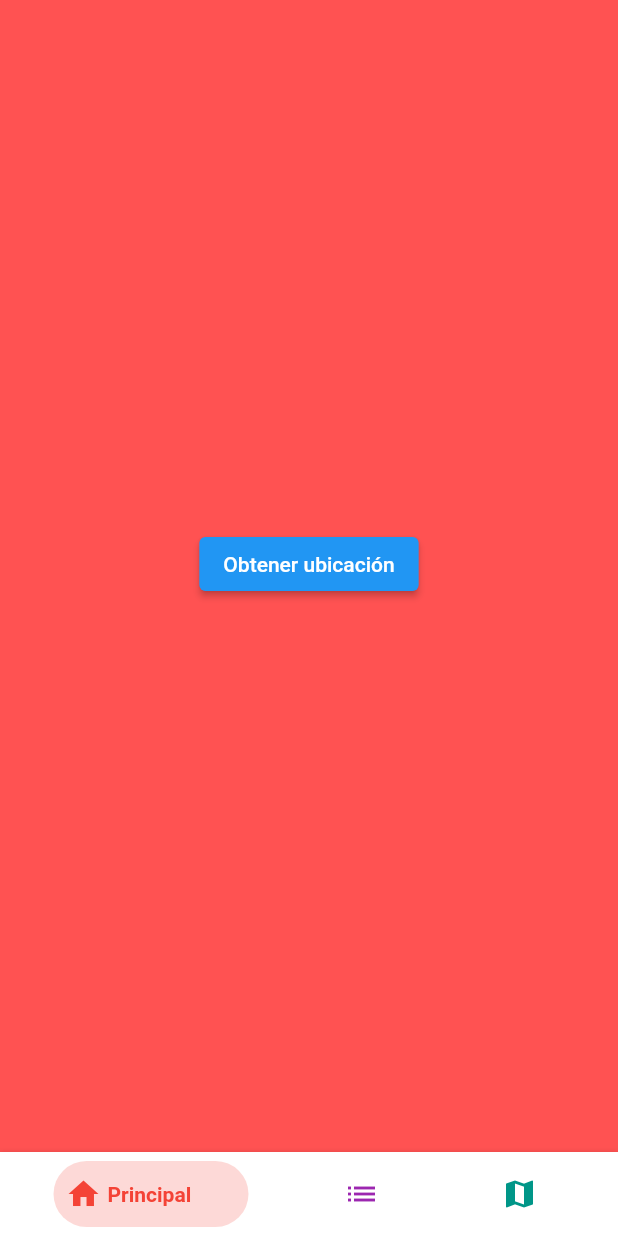
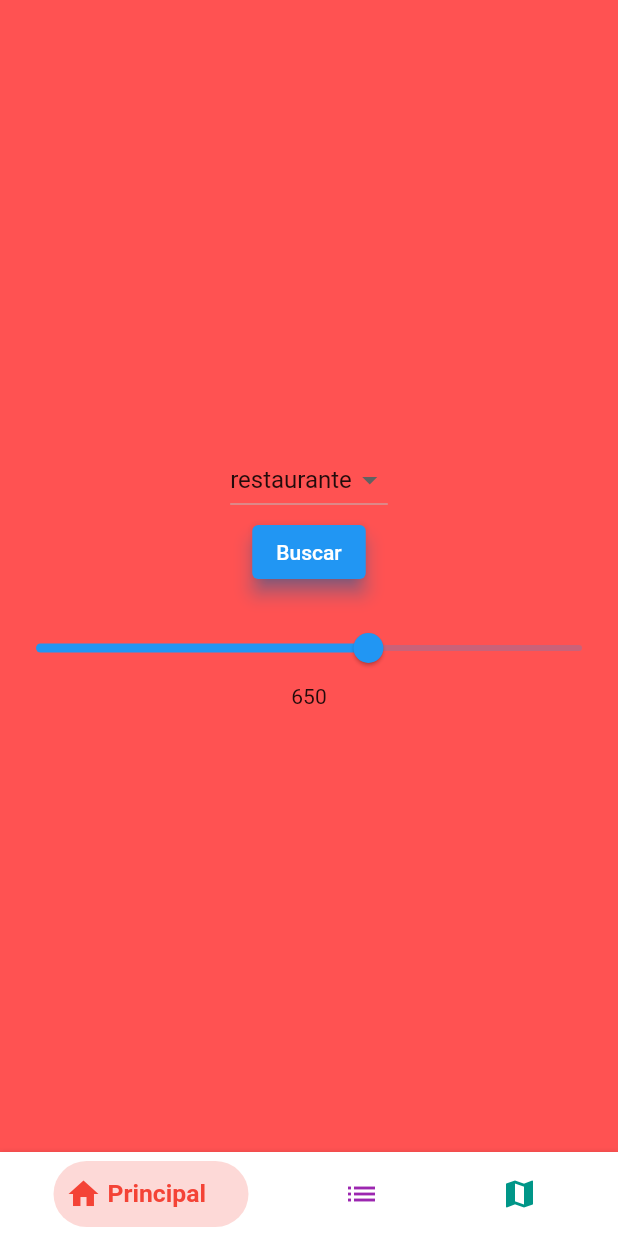
Before and after one commit to arturoespinosag/lugares_mx, a Flutter app: the screen it shows after launch, on a phone screen of 412 x 824 dp. Run offline on Flutter 3.47's test engine with Material 2 defaults, Android fonts, the phone set to English and light mode, and no system bars; drawn by our look-alikes of bottom_navy_bar; our stand-ins replace geolocator, google_maps_flutter.

Commit message:
slider y dropdown en home

```diff
--- a/lib/bloc/lugares_bloc.dart
+++ b/lib/bloc/lugares_bloc.dart
@@ -4,16 +4,22 @@ import 'package:lugares_nav_bar/models/lugares_model.dart';
 
 class LugaresBloc extends ChangeNotifier{
   Position _currentPosition;
-  Lugar _currentPlace = Lugar(latitud: '19.432366683023716', longitud: '-99.13323364074559');
+  Lugar _currentPlace = Lugar(id: 'zocalo',latitud: '19.432366683023716', longitud: '-99.13323364074559');
   PageController pageController;
   List<Lugar> _lugares = [];
   bool isAlive = true;
+  String _query = 'restaurante';
+  int _distancia = 650;
 
   Position get currentPosition => _currentPosition;
 
   Lugar get currentPlace => _currentPlace;
 
   List get lugares => _lugares;
+
+  String get query => _query;
+
+  int get distancia => _distancia;
 
 
   set currentPosition (Position value){
@@ -31,6 +37,16 @@ class LugaresBloc extends ChangeNotifier{
     notifyListeners();
   }
 
+  set query (String  value){
+    _query = value;
+    notifyListeners();
+  }
+
+  set distancia (int  value){
+    _distancia = value;
+    notifyListeners();
+  }
+
 
 
 }
--- a/lib/main.dart
+++ b/lib/main.dart
@@ -1,5 +1,6 @@
 import 'package:flutter/material.dart';
 import 'package:lugares_nav_bar/bloc/lugares_bloc.dart';
+import 'package:lugares_nav_bar/models/detalles_page.dart';
 import 'package:lugares_nav_bar/pages/home_page.dart';
 import 'package:provider/provider.dart';
 
@@ -15,7 +16,8 @@ class MyApp extends StatelessWidget {
         title: 'Lugares',
         initialRoute: '/',
         routes: {
-          '/' : (BuildContext context) => HomePage(),
+          '/'        : (BuildContext context) => HomePage(),
+          'detalles' : (BuildContext context) => DetallesPage(),
         },
       ),
     );
--- a/lib/pages/home_page.dart
+++ b/lib/pages/home_page.dart
@@ -33,13 +33,14 @@ class _HomePageState extends State<HomePage> {
 
   void _onItemSelected(int selectedIndex){ // selectedIndex es el elementro presionado en bottom navy bar
     // _pageController.jumpToPage(selectedIndex);
-    _pageController.animateToPage(selectedIndex, duration: Duration(milliseconds: 500), curve: Curves.fastLinearToSlowEaseIn);
+    _pageController.animateToPage(selectedIndex, duration: Duration(milliseconds: 200), curve: Curves.easeIn);
   }
   @override
   Widget build(BuildContext context) {
     LugaresBloc lugaresBloc = Provider.of<LugaresBloc>(context);
     _pageController = new PageController();
     lugaresBloc.pageController = _pageController;
+    final size = MediaQuery.of(context).size;
 
     return Scaffold(
       // appBar: AppBar(
@@ -63,17 +64,29 @@ class _HomePageState extends State<HomePage> {
         items: <BottomNavyBarItem>[
           BottomNavyBarItem(
             icon: Icon(Icons.home),
-            title: Text('Principal'),
+            title: Text('Principal',
+              style: TextStyle(
+                fontSize: size.height*0.02
+              ),
+            ),
             activeColor: Colors.red
           ),
           BottomNavyBarItem(
             icon: Icon(Icons.list),
-            title: Text('Resultados'),
+            title: Text('Resultados',
+              style: TextStyle(
+                fontSize: size.height*0.02
+              ),
+            ),
             activeColor: Colors.purple
           ),
           BottomNavyBarItem(
             icon: Icon(Icons.map),
-            title: Text('Mapa'),
+            title: Text('Mapa',
+              style: TextStyle(
+                fontSize: size.height*0.02
+              ),
+            ),
             activeColor: Colors.teal
           ),
         ],
--- a/lib/widgets/home_widget.dart
+++ b/lib/widgets/home_widget.dart
@@ -14,6 +14,7 @@ class _HomeWidgetState extends State<HomeWidget> with AutomaticKeepAliveClientMi
   String information = '';
   Position _currentPosition;
   int _distance;
+  String _selected = 'restaurante';
 
   @override
   Widget build(BuildContext context) {
@@ -25,8 +26,15 @@ class _HomeWidgetState extends State<HomeWidget> with AutomaticKeepAliveClientMi
           child: Column(
             mainAxisAlignment: MainAxisAlignment.center,
             children: [
+              _listaOpciones(context),
               ElevatedButton(
-                child: Text('Obtener ubicación', style: TextStyle(color: Colors.white)),
+                style: ElevatedButton.styleFrom(
+                  animationDuration: Duration(milliseconds: 300),
+                  elevation: 5,
+                  shadowColor: Colors.blue,
+                ),
+                child: Text('Buscar', style: TextStyle(color: Colors.white)),
+                onLongPress: (){},
                 onPressed: () async{
                   lugaresBloc.isAlive = false;
                   updateKeepAlive();
@@ -44,10 +52,30 @@ class _HomeWidgetState extends State<HomeWidget> with AutomaticKeepAliveClientMi
               ),
               Container(
                 child: Text(information)
-              )
+              ),
+              _sliderDistance(context),
+              Text(lugaresBloc.distancia.toString())
             ],
           ),
         ),
+    );
+  }
+
+  Widget _sliderDistance(BuildContext context){
+    final lugaresBloc = Provider.of<LugaresBloc>(context);
+    double value = lugaresBloc.distancia.toDouble();
+    return Slider(
+      divisions: 100,
+
+      value: value,
+      min: 100,
+      max: 1000,
+      onChanged: (distance){
+        lugaresBloc.distancia = distance.floor();
+        setState(() {
+          value = distance;
+        });
+      }
     );
   }
 
@@ -75,32 +103,30 @@ class _HomeWidgetState extends State<HomeWidget> with AutomaticKeepAliveClientMi
     }
 
     return await Geolocator.getCurrentPosition();
-
-
-  //   bool _serviceEnabled;
-  //   PermissionStatus _permissionGranted;
-
-  //   _serviceEnabled = await location.serviceEnabled();
-  //   if(!_serviceEnabled){
-  //     _serviceEnabled = await location.requestService();
-  //     if(!_serviceEnabled){
-  //      return 1;
-  //     }
-  //    }
-
-  //   _permissionGranted = await location.hasPermission();
-  //   if(_permissionGranted == PermissionStatus.denied){
-  //     _permissionGranted = await location.requestPermission();
-  //     if(_permissionGranted != PermissionStatus.granted){
-  //       return 1;
-  //     }
-  //   }
-
-  // _currentPosition = await location.getLocation();
-
-  // return 1;
   }
 
   @override
   bool get wantKeepAlive => true;
+
+  Widget _listaOpciones(BuildContext context) {
+    final lugaresBloc = Provider.of<LugaresBloc>(context);
+    List<String> _options = ['restaurante', 'gasolineria', 'hospital', 'hotel', 'escuela', 'papeleria', 'mercado'];
+    List<DropdownMenuItem<String>> _lista = [];
+    _options.forEach((queryOp) {
+      _lista.add(DropdownMenuItem(
+        child: Text(queryOp),
+        value: queryOp,
+      ));
+    });
+    return DropdownButton(
+      value: _selected,
+      items: _lista,
+      onChanged: (newQuery){
+        lugaresBloc.query = newQuery;
+        setState(() {
+          _selected = newQuery;
+        });
+      },
+    );
+  }
 }
```
Also changed, not shown: lib/models/detalles_page.dart (added, +36 -0 lines), lib/providers/lugares_provider.dart (+8 -2 lines), lib/widgets/mapa_widget.dart (+30 -25 lines), lib/widgets/resultados_widget.dart (+21 -15 lines).
